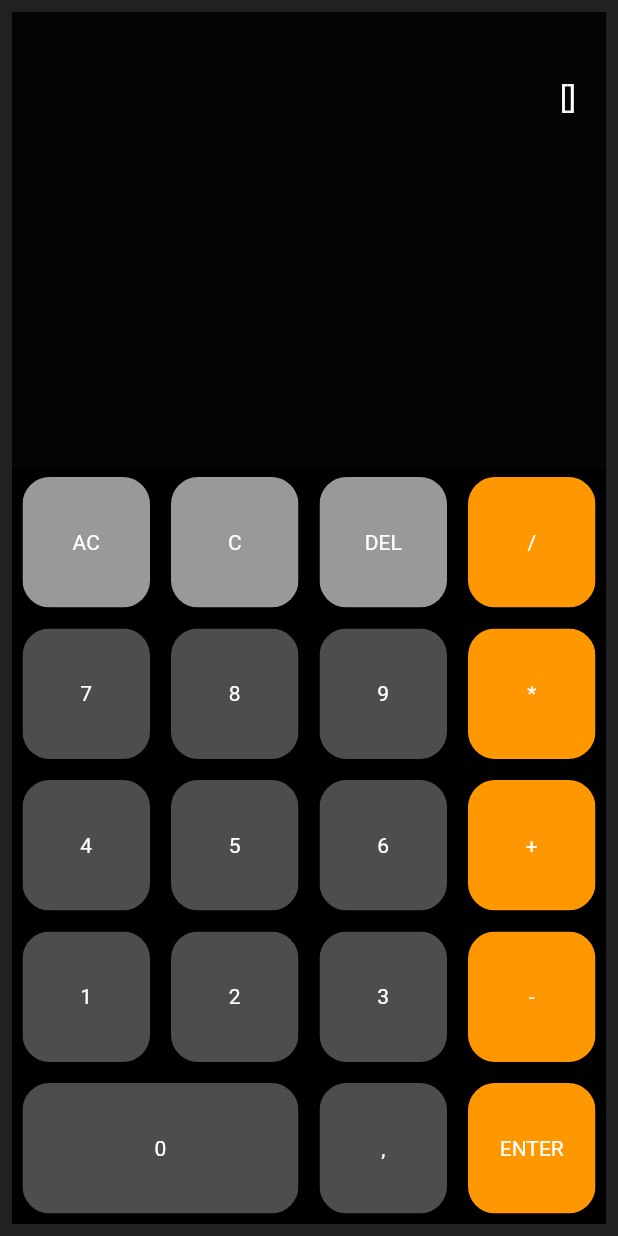
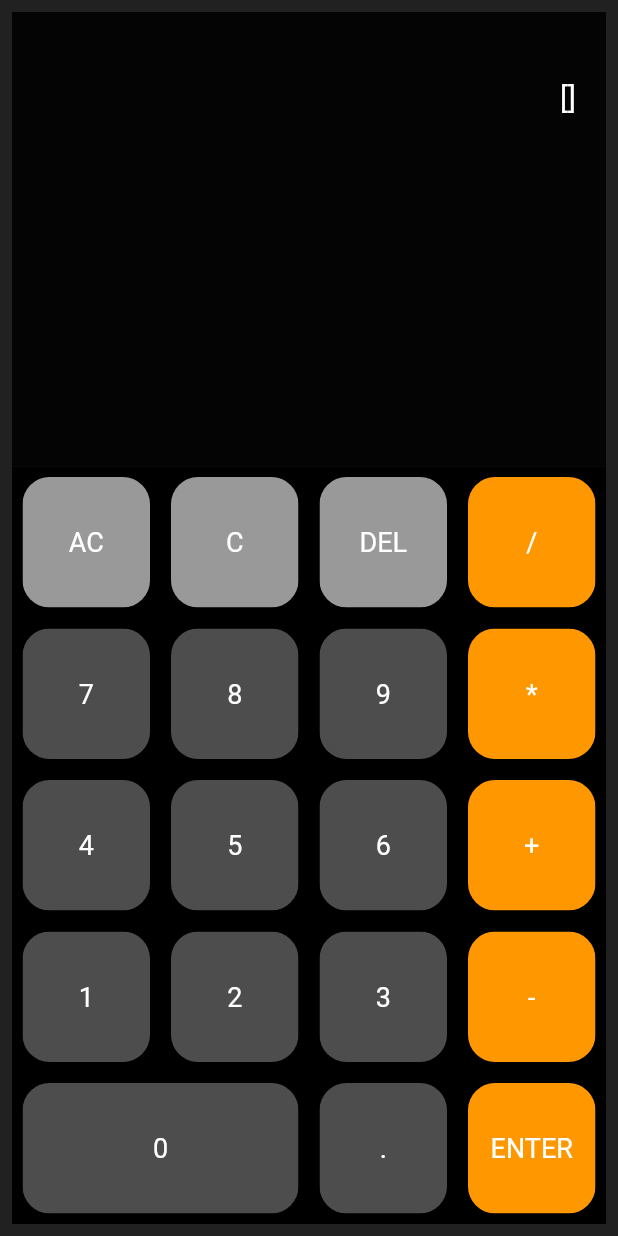
Before and after one commit to MarcusIversen/rpn_calculator_v2, a Flutter app: the screen it shows after launch, on a phone screen of 412 x 824 dp. Run offline on Flutter 3.47's test engine with Material 2 defaults, Android fonts, the light colour scheme and no system bars.

Commit message:
Fixed fontsize for readability

```diff
--- a/lib/buttons.dart
+++ b/lib/buttons.dart
@@ -21,7 +21,7 @@ class MyButton extends StatelessWidget {
               child: Center(
                 child: Text(
                   buttonText!,
-                  style: TextStyle(color: textColor),
+                  style: TextStyle(color: textColor, fontSize: 18.0),
                 ),
               ),
             )),
--- a/lib/main.dart
+++ b/lib/main.dart
@@ -391,11 +391,11 @@ class _MyHomePageState extends State<MyHomePage> {
                 child: MyButton(
                   buttonTapped: (){
                     setState(() {
-                      userInput += ",";
+                      userInput += ".";
                     });
                   },
                   color: Colors.white30,
-                  buttonText: ",",
+                  buttonText: ".",
                   textColor: Colors.white,
                 ),
               ),
```
